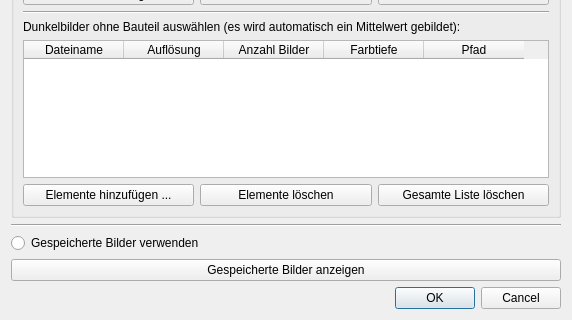
This is main/resources/base/flatFieldKorrektur.ui in TrandyAndy/Bad-Pixel as Qt 5 draws it before an edit; both pictures show x 0 to 572 and y 233 to 553 of the 572 by 553 pixel window. The edited form follows.
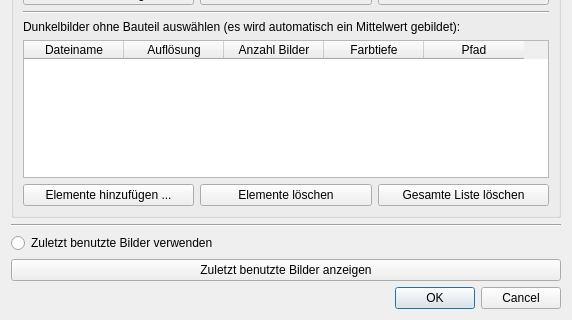
This is the edited form.

Commit message: UI Wunsch erfüllt

Diff of the .ui file:
```diff
--- a/main/resources/base/flatFieldKorrektur.ui
+++ b/main/resources/base/flatFieldKorrektur.ui
@@ -184,14 +184,14 @@
    <item>
     <widget class="QRadioButton" name="radioButtonGespeicherteBilder">
      <property name="text">
-      <string>Gespeicherte Bilder verwenden</string>
+      <string>Zuletzt benutzte Bilder verwenden</string>
      </property>
     </widget>
    </item>
    <item>
     <widget class="QPushButton" name="pushButtonGespeicherteBilder">
      <property name="text">
-      <string>Gespeicherte Bilder anzeigen</string>
+      <string>Zuletzt benutzte Bilder anzeigen</string>
      </property>
     </widget>
    </item>
```
